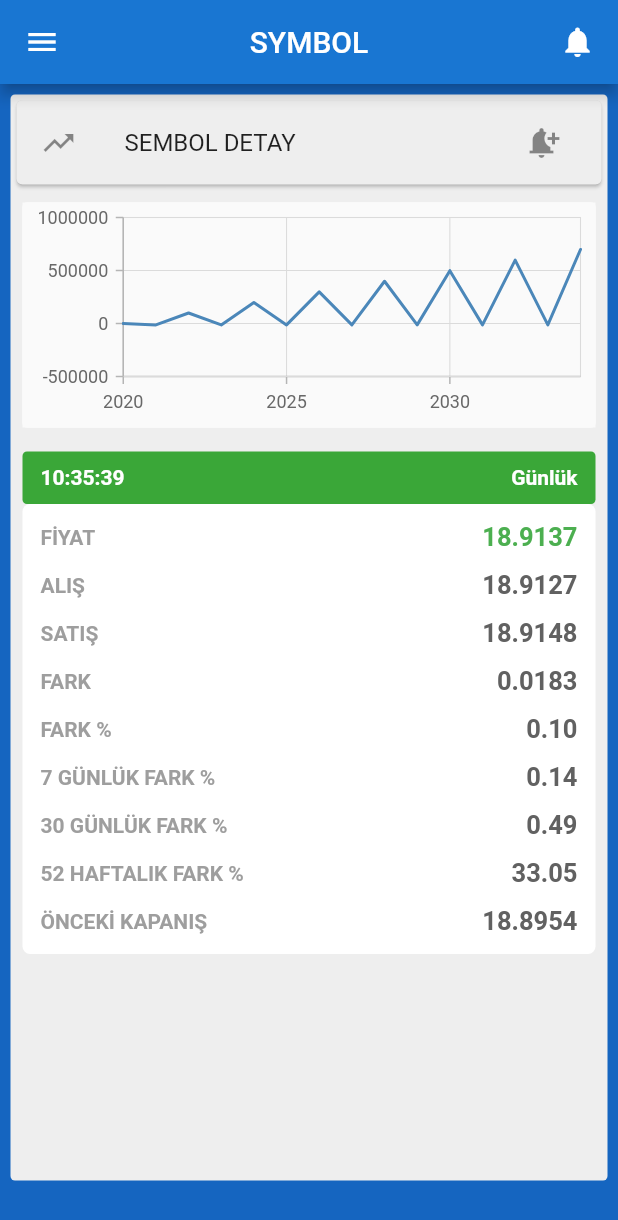
After one commit to mrtagca/investExtraFlutter, a Flutter app: the SymbolDetail screen opened by its route, on a phone screen of 412 x 824 dp. The commit adds this screen. Shown: the top 1220 px of the screen. Run offline on Flutter 3.47's test engine with Material 2 defaults, Android fonts, the phone set to English and light mode, and no system bars; our stand-ins replace syncfusion_flutter_charts; network calls fail.

Commit message:
sembol detay ekranı tasarımı tamamlandı. chart eklendi.

```diff
--- /dev/null
+++ b/lib/components/charts/syncfusion/SyncFusionCrosshairChart.dart
@@ -0,0 +1,69 @@
+import 'package:flutter/material.dart';
+import 'package:syncfusion_flutter_charts/charts.dart';
+import 'package:syncfusion_flutter_charts/sparkcharts.dart';
+
+class SyncFusionCrosshairChart extends StatefulWidget {
+  const SyncFusionCrosshairChart({super.key});
+
+  // @override
+  // State<SyncFusionCrosshairChart> createState() =>
+  //     _SyncFusionCrosshairChartState();
+
+  @override
+  State<SyncFusionCrosshairChart> createState() =>
+      _SyncFusionCrosshairChartState();
+}
+
+class _SyncFusionCrosshairChartState extends State<SyncFusionCrosshairChart> {
+  late CrosshairBehavior _crosshairBehavior;
+
+  @override
+  void initState() {
+    _crosshairBehavior = CrosshairBehavior(
+        enable: true,
+        lineColor: Colors.red,
+        lineDashArray: <double>[5, 5],
+        lineWidth: 2,
+        lineType: CrosshairLineType.vertical);
+    super.initState();
+  }
+
+  @override
+  Widget build(BuildContext context) {
+    List<ChartData> liste = List<ChartData>.generate(15, (x) {
+      //grafik çizdirmek için random işlemler
+      double y = 200;
+      if (x % 2 == 0) {
+        y = x * 150 * (333);
+      } else {
+        y = x - 150 + 1200 * -10;
+      }
+
+      return ChartData(2020 + x, y - 1000);
+    });
+
+    return Scaffold(
+        body: SafeArea(
+            child: Center(
+                child: Container(
+                    child: SfCartesianChart(
+                        series: <LineSeries<ChartData, int>>[
+          LineSeries<ChartData, int>(
+              dataSource: liste,
+              xValueMapper: (ChartData data, _) => data.year,
+              yValueMapper: (ChartData data, _) => data.value),
+        ],
+                        primaryXAxis: NumericAxis(
+                            interactiveTooltip: InteractiveTooltip(
+                                // Enables the crosshair tooltip
+                                enable: true)),
+                        crosshairBehavior: _crosshairBehavior)))));
+  }
+}
+
+class ChartData {
+  final int year;
+  final double value;
+
+  const ChartData(this.year, this.value);
+}
--- /dev/null
+++ b/lib/components/menu/base/basePanel.dart
@@ -0,0 +1,44 @@
+import 'package:flutter/material.dart';
+
+class BasePanel extends StatefulWidget {
+  final Color? backgroundColor;
+  final BorderRadiusGeometry? panelBorderRadius;
+  final double? height;
+  final List<Widget> children;
+
+  const BasePanel(
+      {super.key,
+      this.backgroundColor,
+      this.panelBorderRadius,
+      this.height,
+      required this.children});
+
+  @override
+  State<BasePanel> createState() => _BasePanelState();
+}
+
+class _BasePanelState extends State<BasePanel> {
+  @override
+  Widget build(BuildContext context) {
+    return Container(
+      color: widget.backgroundColor,
+      child: Padding(
+        padding: const EdgeInsets.all(7.0),
+        child: Container(
+          child: Column(
+            children: [
+              Container(
+                decoration: BoxDecoration(
+                  borderRadius: widget.panelBorderRadius,
+                  color: Colors.grey[200],
+                ),
+                height: widget.height,
+                child: Column(children: widget.children),
+              ),
+            ],
+          ),
+        ),
+      ),
+    );
+  }
+}
--- a/lib/helpers/routeHelper.dart
+++ b/lib/helpers/routeHelper.dart
@@ -6,6 +6,7 @@ import 'package:investextraqnb/home.dart';
 import 'package:investextraqnb/investAdvise.dart';
 import 'package:investextraqnb/myPage.dart';
 import 'package:investextraqnb/myPageSettings.dart';
+import 'package:investextraqnb/symbolDetail.dart';
 
 class RouteGenerator {
   static Route<dynamic>? generateRoute(RouteSettings settings) {
@@ -38,6 +39,13 @@ class RouteGenerator {
           return IosRoute(InvestAdvise(), settings: settings);
         }
         break;
+      case "symbolDetail":
+        if (Platform.isAndroid) {
+          return AndroidRoute(SymbolDetail(), settings: settings);
+        } else if (Platform.isIOS) {
+          return IosRoute(SymbolDetail(), settings: settings);
+        }
+        break;
       default:
         return MaterialPageRoute(
             builder: (context) => Home(), settings: settings);
--- a/lib/home.dart
+++ b/lib/home.dart
@@ -2,6 +2,7 @@ import 'package:flutter/material.dart';
 
 class Home extends StatelessWidget {
   const Home({super.key});
+
 
   @override
   Widget build(BuildContext context) {
--- a/lib/myPage.dart
+++ b/lib/myPage.dart
@@ -48,7 +48,12 @@ class _MyPageState extends State<MyPage> {
                         child: ListTile(
                           leading: Icon(Icons.analytics),
                           title: Text("TAKİP ETTİKLERİM"),
-                          trailing: Icon(Icons.add_circle),
+                          trailing: IconButton(
+                              onPressed: () => {
+                                    Navigator.of(context)
+                                        .pushNamed("symbolDetail")
+                                  },
+                              icon: Icon(Icons.add_circle)),
                         ),
                       ),
                       Scrollbar(
@@ -70,6 +75,7 @@ class _MyPageState extends State<MyPage> {
           ),
         ),
       ),
+
     );
   }
 
--- /dev/null
+++ b/lib/symbolDetail.dart
@@ -0,0 +1,194 @@
+import 'package:flutter/material.dart';
+import 'package:investextraqnb/components/charts/syncfusion/SyncFusionCrosshairChart.dart';
+import 'package:investextraqnb/components/menu/base/appScaffold.dart';
+import 'package:investextraqnb/components/menu/base/baseAppBar.dart';
+import 'package:investextraqnb/components/menu/base/basePanel.dart';
+import 'package:investextraqnb/components/menu/menuDrawer.dart';
+import 'package:syncfusion_flutter_charts/charts.dart';
+import 'package:syncfusion_flutter_charts/sparkcharts.dart';
+
+class SymbolDetail extends StatefulWidget {
+  const SymbolDetail({super.key});
+
+  @override
+  State<SymbolDetail> createState() => _SymbolDetailState();
+}
+
+class _SymbolDetailState extends State<SymbolDetail> {
+  CrosshairBehavior _tooltipBehavior = CrosshairBehavior(enable: true);
+
+  @override
+  Widget build(BuildContext context) {
+    return Scaffold(
+      appBar: BaseAppBar(
+        title: Text("SYMBOL"),
+        actionWidgets: [
+          Padding(
+            padding: const EdgeInsets.only(right: 15),
+            child: Icon(Icons.notifications),
+          )
+        ],
+      ),
+      body: BasePanel(
+        backgroundColor: Colors.blue[800],
+        height: MediaQuery.of(context).size.height - 100,
+        panelBorderRadius: BorderRadius.circular(3),
+        children: [
+          Card(
+            color: Colors.grey[200],
+            child: ListTile(
+              leading: Icon(Icons.trending_up),
+              title: Text("SEMBOL DETAY"),
+              trailing: IconButton(
+                  onPressed: () =>
+                      {Navigator.of(context).pushNamed("symbolDetail")},
+                  icon: Icon(Icons.notification_add)),
+            ),
+          ),
+          Scrollbar(
+              child: Column(
+            children: [
+              Padding(
+                padding: const EdgeInsets.all(8.0),
+                child: Container(
+                    height: 150,
+                    decoration: BoxDecoration(
+                        color: Colors.white,
+                        borderRadius: BorderRadius.circular(3)),
+                    child: SyncFusionCrosshairChart()),
+              ),
+              Padding(
+                padding: const EdgeInsets.all(8.0),
+                child: Column(
+                  children: [
+                    Container(
+                      width: MediaQuery.of(context).size.width,
+                      height: 35,
+                      decoration: BoxDecoration(
+                          color: Color.fromRGBO(38, 159, 36, 0.9),
+                          borderRadius: BorderRadius.circular(3)),
+                      child: Row(
+                        children: [
+                          Padding(
+                            padding: const EdgeInsets.only(left: 12),
+                            child: Column(
+                              mainAxisAlignment: MainAxisAlignment.center,
+                              children: [
+                                Container(
+                                  child: Text(
+                                    '10:35:39',
+                                    style: TextStyle(
+                                        color: Colors.white,
+                                        fontWeight: FontWeight.bold),
+                                  ),
+                                ),
+                              ],
+                            ),
+                          ),
+                          Spacer(
+                            flex: 1,
+                          ),
+                          Padding(
+                            padding: const EdgeInsets.only(right: 12),
+                            child: Column(
+                              mainAxisAlignment: MainAxisAlignment.center,
+                              children: [
+                                Container(
+                                  child: Text(
+                                    'Günlük',
+                                    style: TextStyle(
+                                        color: Colors.white,
+                                        fontWeight: FontWeight.bold),
+                                  ),
+                                ),
+                              ],
+                            ),
+                          ),
+                        ],
+                      ),
+                    ),
+                    Container(
+                      height: 300,
+                      decoration: BoxDecoration(
+                          color: Colors.white,
+                          borderRadius: BorderRadius.circular(5)),
+                      child: Column(
+                        children: [
+                          generateRow("FİYAT", 18.9137, 4, Colors.green),
+                          generateRow(
+                              "ALIŞ", 18.9127, 4, Colors.grey[700] as Color),
+                          generateRow(
+                              "SATIŞ", 18.9148, 4, Colors.grey[700] as Color),
+                          generateRow(
+                              "FARK", 0.0183, 4, Colors.grey[700] as Color),
+                          generateRow(
+                              "FARK %", 0.10, 2, Colors.grey[700] as Color),
+                          generateRow("7 GÜNLÜK FARK %", 0.14, 2,
+                              Colors.grey[700] as Color),
+                          generateRow("30 GÜNLÜK FARK %", 0.49, 2,
+                              Colors.grey[700] as Color),
+                          generateRow("52 HAFTALIK FARK %", 33.05, 2,
+                              Colors.grey[700] as Color),
+                          generateRow("ÖNCEKİ KAPANIŞ", 18.8954, 4,
+                              Colors.grey[700] as Color),
+                        ],
+                      ),
+                    )
+                  ],
+                ),
+              ),
+            ],
+          ))
+        ],
+      ),
+      drawer: MenuDrawer(),
+    );
+  }
+
+  Padding generateRow(
+      String header, double value, int valueDigit, Color valueColor) {
+    return Padding(
+      padding: const EdgeInsets.only(top: 12),
+      child: Row(
+        children: [
+          Padding(
+            padding: const EdgeInsets.only(left: 12),
+            child: Column(
+              mainAxisAlignment: MainAxisAlignment.center,
+              children: [
+                Container(
+                  child: Text(
+                    header,
+                    style: TextStyle(
+                        color: Colors.grey, fontWeight: FontWeight.bold),
+                  ),
+                ),
+              ],
+            ),
+          ),
+          Spacer(
+            flex: 1,
+          ),
+          Padding(
+            padding: const EdgeInsets.only(right: 12),
+            child: Column(
+              mainAxisAlignment: MainAxisAlignment.center,
+              children: [
+                Container(
+                  child: Text(
+                    value.toStringAsFixed(valueDigit),
+                    style: TextStyle(
+                        fontFamily: "RobotoBold",
+                        color: valueColor,
+                        fontWeight: FontWeight.bold,
+                        fontSize: 17),
+                  ),
+                ),
+              ],
+            ),
+          ),
+        ],
+      ),
+    );
+  }
+}
```
Also changed, not shown: pubspec.yaml (+7 -5 lines), assets/fonts/roboto/Roboto-Black.ttf (added), assets/fonts/roboto/Roboto-BlackItalic.ttf (added), assets/fonts/roboto/Roboto-Bold.ttf (added), assets/fonts/roboto/Roboto-BoldItalic.ttf (added), assets/fonts/roboto/Roboto-Italic.ttf (added), assets/fonts/roboto/Roboto-Light.ttf (added), assets/fonts/roboto/Roboto-LightItalic.ttf (added), assets/fonts/roboto/Roboto-Medium.ttf (added), assets/fonts/roboto/Roboto-MediumItalic.ttf (added), assets/fonts/roboto/Roboto-Regular.ttf (added), assets/fonts/roboto/Roboto-Thin.ttf (added), assets/fonts/roboto/Roboto-ThinItalic.ttf (added), pubspec.lock.
